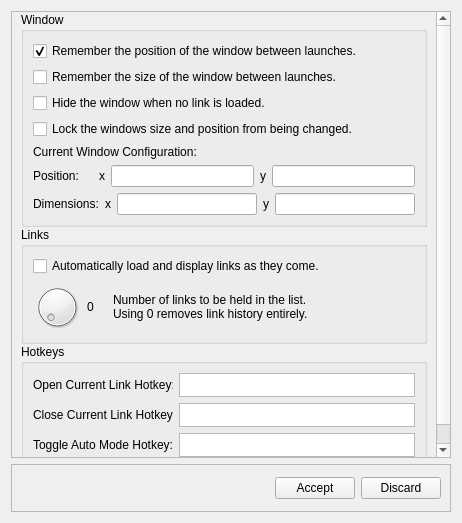
The window that LinkViewer/settingsdialog.ui (cyrushanlon/TS3LinkViewer) describes before a commit, drawn with Qt 5.
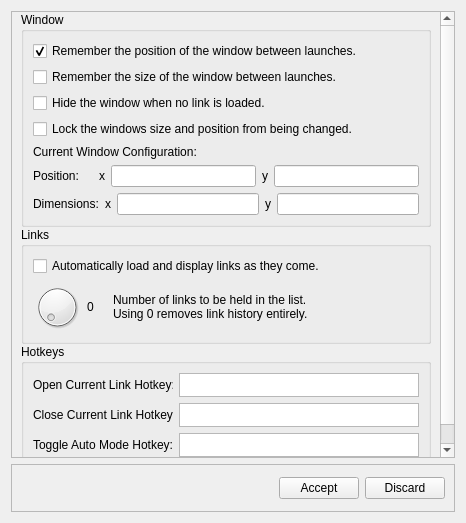
The same window after the commit.

Diff of the .ui file:
```diff
--- a/LinkViewer/settingsdialog.ui
+++ b/LinkViewer/settingsdialog.ui
@@ -6,7 +6,7 @@
    <rect>
     <x>0</x>
     <y>0</y>
-    <width>462</width>
+    <width>466</width>
     <height>523</height>
    </rect>
   </property>
@@ -33,8 +33,8 @@
        <rect>
         <x>0</x>
         <y>0</y>
-        <width>442</width>
-        <height>449</height>
+        <width>432</width>
+        <height>493</height>
        </rect>
       </property>
       <layout class="QVBoxLayout" name="verticalLayout_2">
```
Left out of the diff: 6 changed lines with no effect on the pictures.
